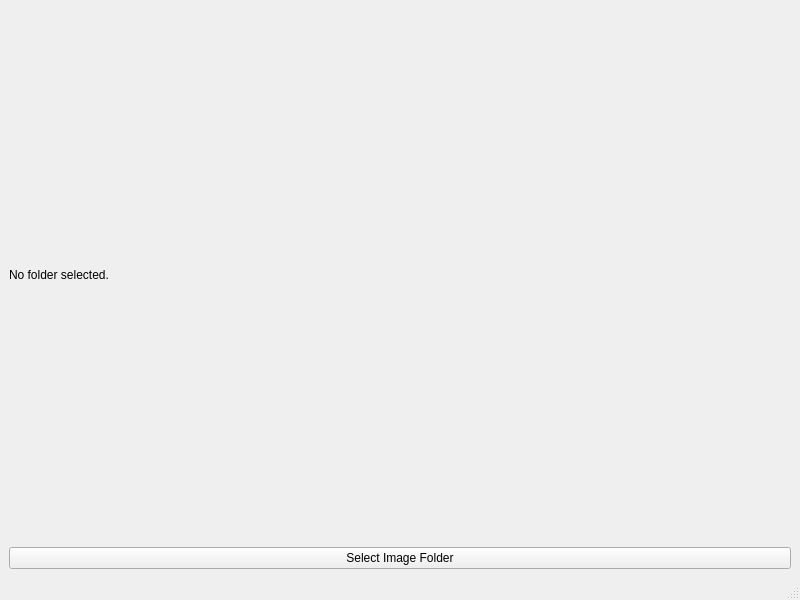
This is desktop/mainwindow.ui in ws2356/image-search as Qt 5 draws it before an edit. The edited form follows.
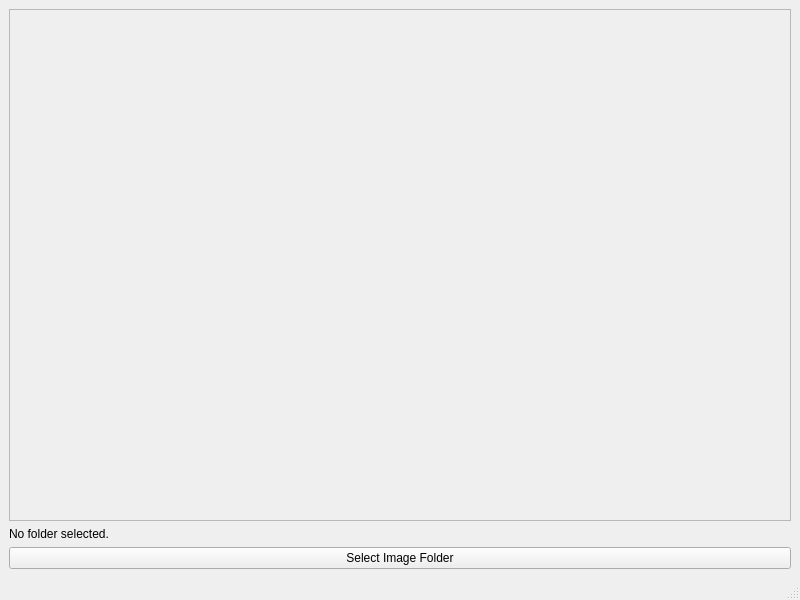
This is the edited form.

Commit message: basic grid image viewer

Patch:
```diff
--- a/desktop/mainwindow.ui
+++ b/desktop/mainwindow.ui
@@ -15,6 +15,23 @@
   </property>
   <widget class="QWidget" name="centralwidget">
    <layout class="QVBoxLayout" name="verticalLayout">
+    <item>
+     <widget class="QScrollArea" name="scrollArea">
+      <property name="widgetResizable">
+       <bool>true</bool>
+      </property>
+      <widget class="QWidget" name="scrollAreaWidgetContents">
+       <property name="geometry">
+        <rect>
+         <x>0</x>
+         <y>0</y>
+         <width>774</width>
+         <height>463</height>
+        </rect>
+       </property>
+      </widget>
+     </widget>
+    </item>
     <item>
      <widget class="QLabel" name="pathLabel">
       <property name="text">
```
The commit also changes 1 other file.
